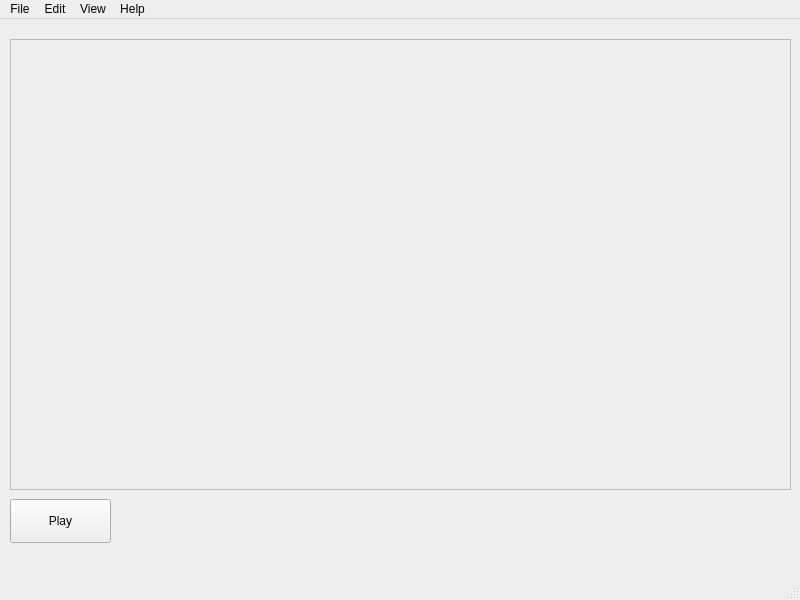
Above: ui_files/mainwindow.ui from Aleksandar204/pfe-autotune before the change. Below: the same form after it.
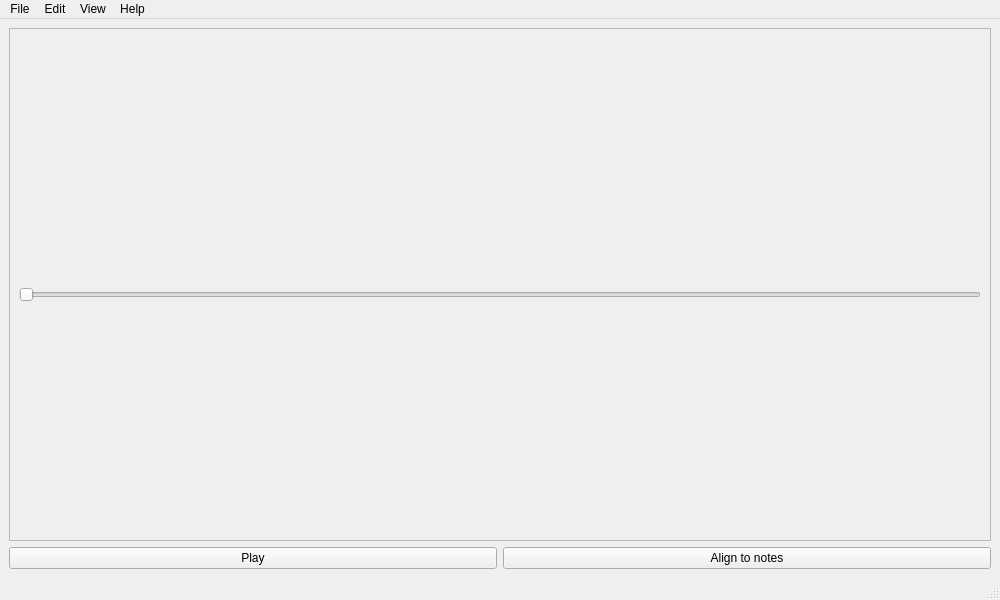
That is the form after the change.

Patch:
```diff
--- a/ui_files/mainwindow.ui
+++ b/ui_files/mainwindow.ui
@@ -6,7 +6,7 @@
    <rect>
     <x>0</x>
     <y>0</y>
-    <width>800</width>
+    <width>1000</width>
     <height>600</height>
    </rect>
   </property>
@@ -14,55 +14,78 @@
    <string>MainWindow</string>
   </property>
   <widget class="QWidget" name="centralwidget">
-   <widget class="QPushButton" name="pushButton">
-    <property name="geometry">
-     <rect>
-      <x>10</x>
-      <y>480</y>
-      <width>101</width>
-      <height>44</height>
-     </rect>
-    </property>
-    <property name="text">
-     <string>Play</string>
-    </property>
-    <property name="default">
-     <bool>false</bool>
-    </property>
-    <property name="flat">
-     <bool>false</bool>
-    </property>
-   </widget>
-   <widget class="QScrollArea" name="musicScrollArea">
-    <property name="geometry">
-     <rect>
-      <x>10</x>
-      <y>20</y>
-      <width>781</width>
-      <height>451</height>
-     </rect>
-    </property>
-    <property name="widgetResizable">
-     <bool>true</bool>
-    </property>
-    <widget class="QWidget" name="scrollAreaWidgetContents">
-     <property name="geometry">
-      <rect>
-       <x>0</x>
-       <y>0</y>
-       <width>771</width>
-       <height>441</height>
-      </rect>
-     </property>
-    </widget>
-   </widget>
+   <layout class="QGridLayout" name="gridLayout">
+    <item row="0" column="0" colspan="2">
+     <widget class="QScrollArea" name="scrollArea">
+      <property name="widgetResizable">
+       <bool>true</bool>
+      </property>
+      <widget class="QWidget" name="scrollAreaWidgetContents">
+       <property name="geometry">
+        <rect>
+         <x>0</x>
+         <y>0</y>
+         <width>978</width>
+         <height>465</height>
+        </rect>
+       </property>
+       <layout class="QGridLayout" name="gridLayout_2">
+        <item row="1" column="0">
+         <widget class="QSlider" name="horizontalSlider">
+          <property name="orientation">
+           <enum>Qt::Horizontal</enum>
+          </property>
+         </widget>
+        </item>
+        <item row="0" column="0">
+         <layout class="QHBoxLayout" name="horizontalLayout">
+          <item>
+           <spacer name="horizontalSpacer">
+            <property name="orientation">
+             <enum>Qt::Horizontal</enum>
+            </property>
+            <property name="sizeHint" stdset="0">
+             <size>
+              <width>40</width>
+              <height>20</height>
+             </size>
+            </property>
+           </spacer>
+          </item>
+         </layout>
+        </item>
+       </layout>
+      </widget>
+     </widget>
+    </item>
+    <item row="2" column="1">
+     <widget class="QPushButton" name="pushButton_2">
+      <property name="text">
+       <string>Align to notes</string>
+      </property>
+     </widget>
+    </item>
+    <item row="2" column="0">
+     <widget class="QPushButton" name="pushButton">
+      <property name="text">
+       <string>Play</string>
+      </property>
+      <property name="default">
+       <bool>false</bool>
+      </property>
+      <property name="flat">
+       <bool>false</bool>
+      </property>
+     </widget>
+    </item>
+   </layout>
   </widget>
   <widget class="QMenuBar" name="menubar">
    <property name="geometry">
     <rect>
      <x>0</x>
      <y>0</y>
-     <width>800</width>
+     <width>1000</width>
      <height>34</height>
     </rect>
    </property>
```
